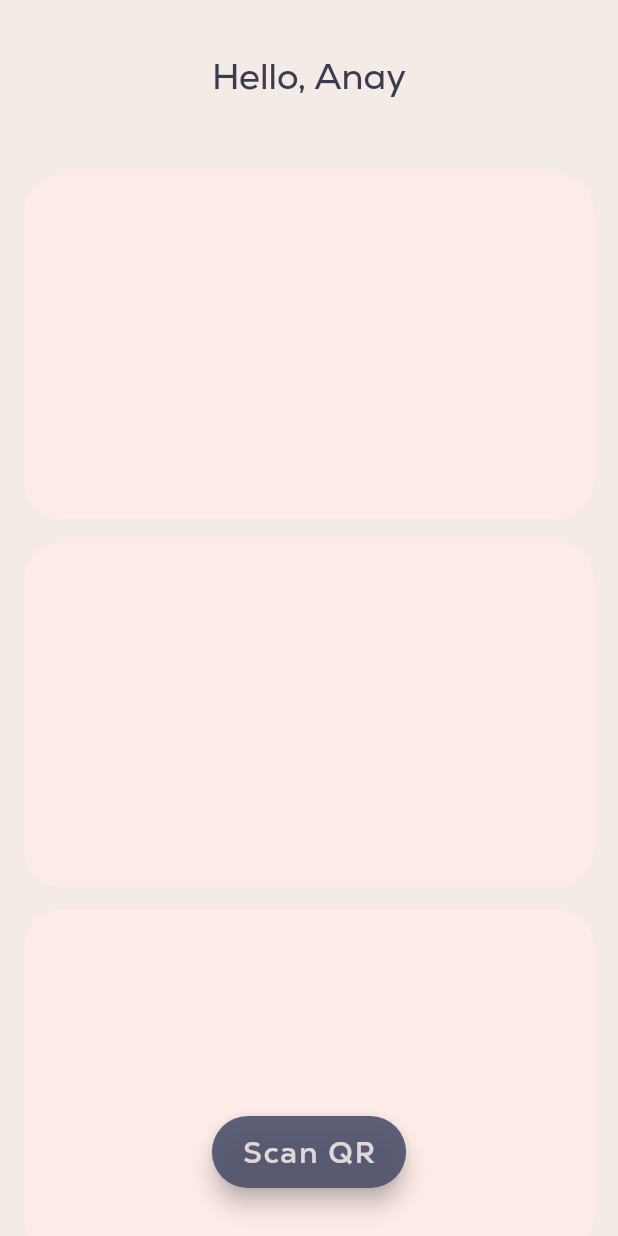
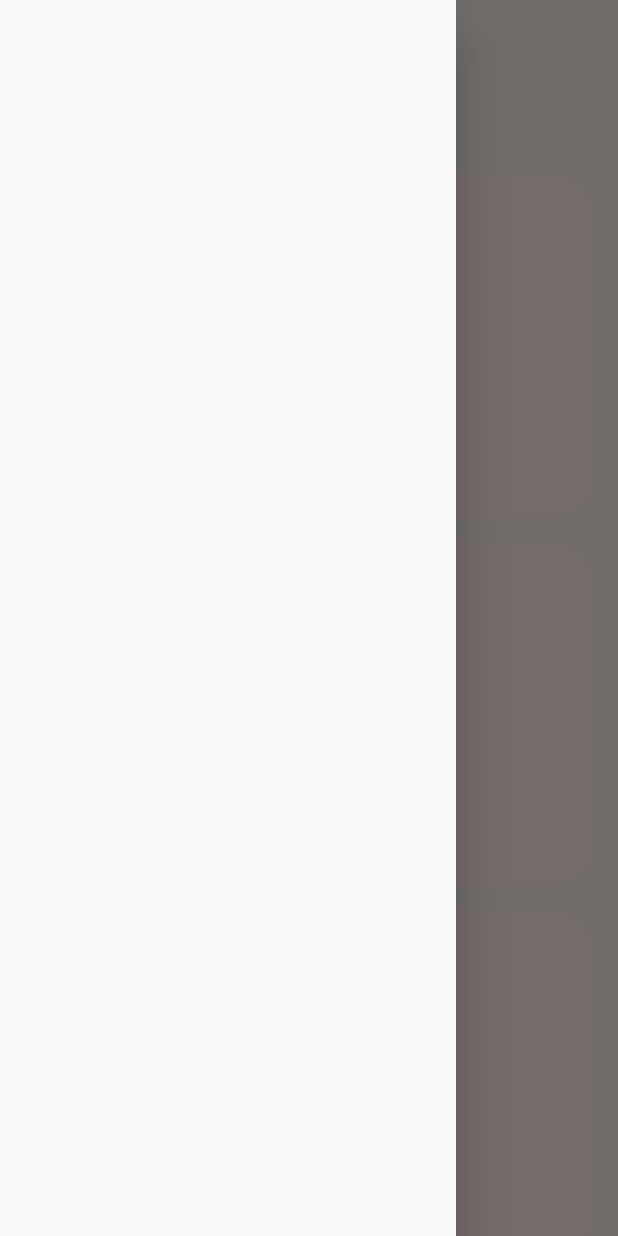
Before and after one commit to anaymaurya04/ParryatanApp, a Flutter app: the screen it shows after launch, with the side drawer open (before the commit the screen has no drawer), on a phone screen of 412 x 824 dp. Run offline on Flutter 3.47's test engine with Material 2 defaults, Android fonts, the phone set to English and light mode, and no system bars; our stand-ins replace permission_handler; missing offline and left inert: qrscan.

Commit message:
hamburger

```diff
--- a/lib/main.dart
+++ b/lib/main.dart
@@ -5,6 +5,7 @@ import 'package:permission_handler/permission_handler.dart';
 import 'package:test_scanner/color/color.dart';
 import 'package:test_scanner/monu_page.dart';
 import 'package:test_scanner/splash_screen.dart';
+import 'package:test_scanner/nav_bar.dart';
 
 Future main() async {
   WidgetsFlutterBinding.ensureInitialized();
@@ -63,9 +64,18 @@ class _MyHomePageState extends State<MyHomePage> {
   @override
   Widget build(BuildContext context) {
     return Scaffold(
+      drawer: const NavBar(),
       backgroundColor: gskin,
       appBar: AppBar(
-        automaticallyImplyLeading: false,
+        leading: Padding(
+          padding: const EdgeInsets.only(left:10),
+          child: Builder(builder: (context) {
+              return IconButton(
+                onPressed: () { Scaffold.of(context).openDrawer();},
+                icon: Image.asset('lib/icons/hamburger.png'),
+              );
+            }),
+        ),
         centerTitle: true,
         toolbarHeight: 100,
         title: Text(
--- a/lib/monu_page.dart
+++ b/lib/monu_page.dart
@@ -1,6 +1,7 @@
 import 'package:flutter/material.dart';
 import 'package:test_scanner/color/color.dart';
 import 'package:test_scanner/main.dart';
+
 
 class Monupage extends StatelessWidget {
   const Monupage({super.key});
--- /dev/null
+++ b/lib/nav_bar.dart
@@ -0,0 +1,10 @@
+import 'package:flutter/material.dart';
+
+class NavBar extends StatelessWidget {
+  const NavBar({super.key});
+
+  @override
+  Widget build(BuildContext context) {
+    return const Drawer();
+  }
+}
```
Also changed, not shown: lib/icons/hamburger.png (added).
